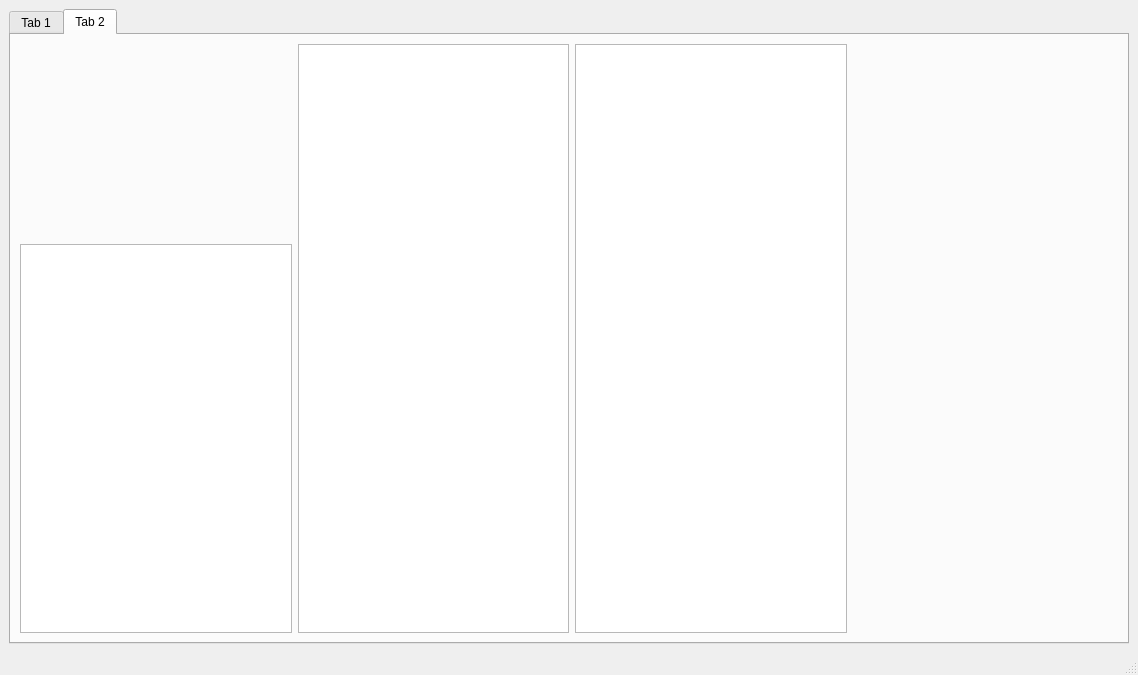
Before: the Qt Designer form src/mainwindow.ui in alexonemore/atc, drawn with Qt 5.
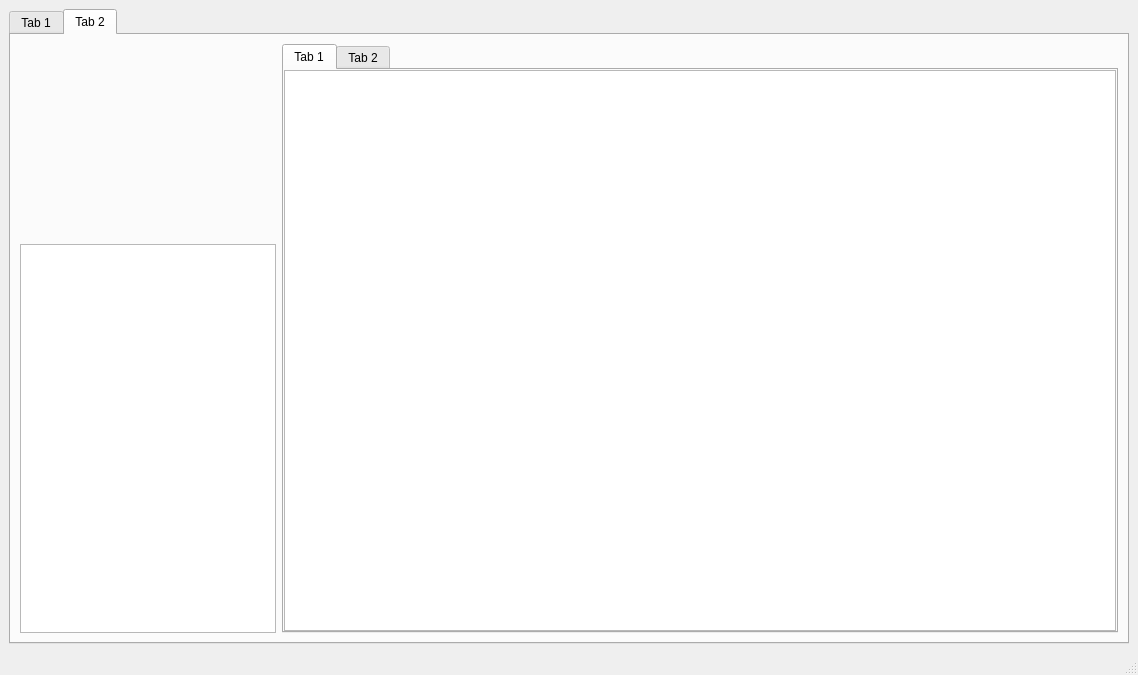
After: the same form once the commit is applied. Custom widgets are drawn as their Qt base class.

```diff
--- a/src/mainwindow.ui
+++ b/src/mainwindow.ui
@@ -281,7 +281,7 @@
           <item>
            <widget class="CalculationParameters" name="widget" native="true">
             <property name="sizePolicy">
-             <sizepolicy hsizetype="Preferred" vsizetype="Preferred">
+             <sizepolicy hsizetype="Minimum" vsizetype="Minimum">
               <horstretch>0</horstretch>
               <verstretch>1</verstretch>
              </sizepolicy>
@@ -291,7 +291,7 @@
           <item>
            <widget class="QTextEdit" name="textEdit_3">
             <property name="sizePolicy">
-             <sizepolicy hsizetype="Expanding" vsizetype="Expanding">
+             <sizepolicy hsizetype="Minimum" vsizetype="Expanding">
               <horstretch>0</horstretch>
               <verstretch>2</verstretch>
              </sizepolicy>
@@ -301,23 +301,38 @@
          </layout>
         </item>
         <item>
-         <widget class="QTextEdit" name="textEdit"/>
-        </item>
-        <item>
-         <widget class="QTextEdit" name="textEdit_2"/>
-        </item>
-        <item>
-         <spacer name="horizontalSpacer">
-          <property name="orientation">
-           <enum>Qt::Horizontal</enum>
+         <widget class="QTabWidget" name="tabWidget_2">
+          <property name="currentIndex">
+           <number>0</number>
           </property>
-          <property name="sizeHint" stdset="0">
-           <size>
-            <width>40</width>
-            <height>20</height>
-           </size>
-          </property>
-         </spacer>
+          <widget class="QWidget" name="tab_3">
+           <attribute name="title">
+            <string>Tab 1</string>
+           </attribute>
+           <layout class="QVBoxLayout" name="verticalLayout_11">
+            <property name="leftMargin">
+             <number>0</number>
+            </property>
+            <property name="topMargin">
+             <number>0</number>
+            </property>
+            <property name="rightMargin">
+             <number>0</number>
+            </property>
+            <property name="bottomMargin">
+             <number>0</number>
+            </property>
+            <item>
+             <widget class="QTableWidget" name="tableWidget"/>
+            </item>
+           </layout>
+          </widget>
+          <widget class="QWidget" name="tab_4">
+           <attribute name="title">
+            <string>Tab 2</string>
+           </attribute>
+          </widget>
+         </widget>
         </item>
        </layout>
       </widget>
```
Left out of the diff: 2 changed lines with no effect on the pictures.
